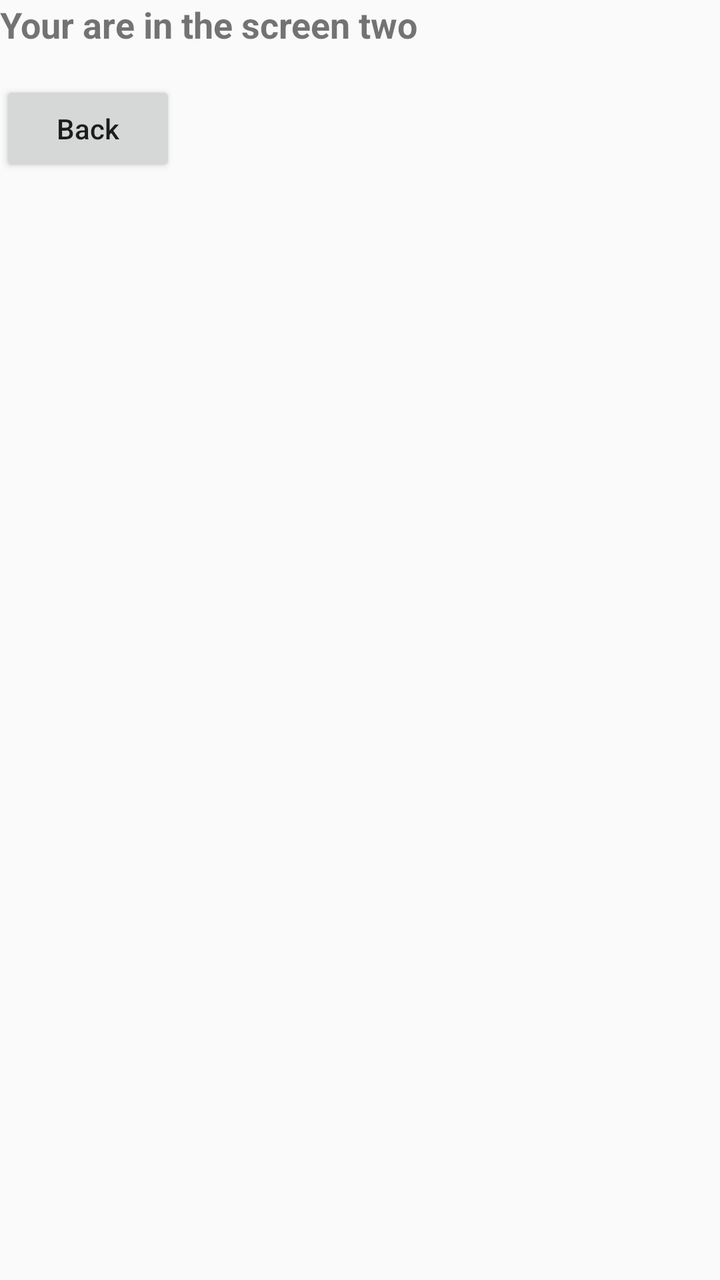
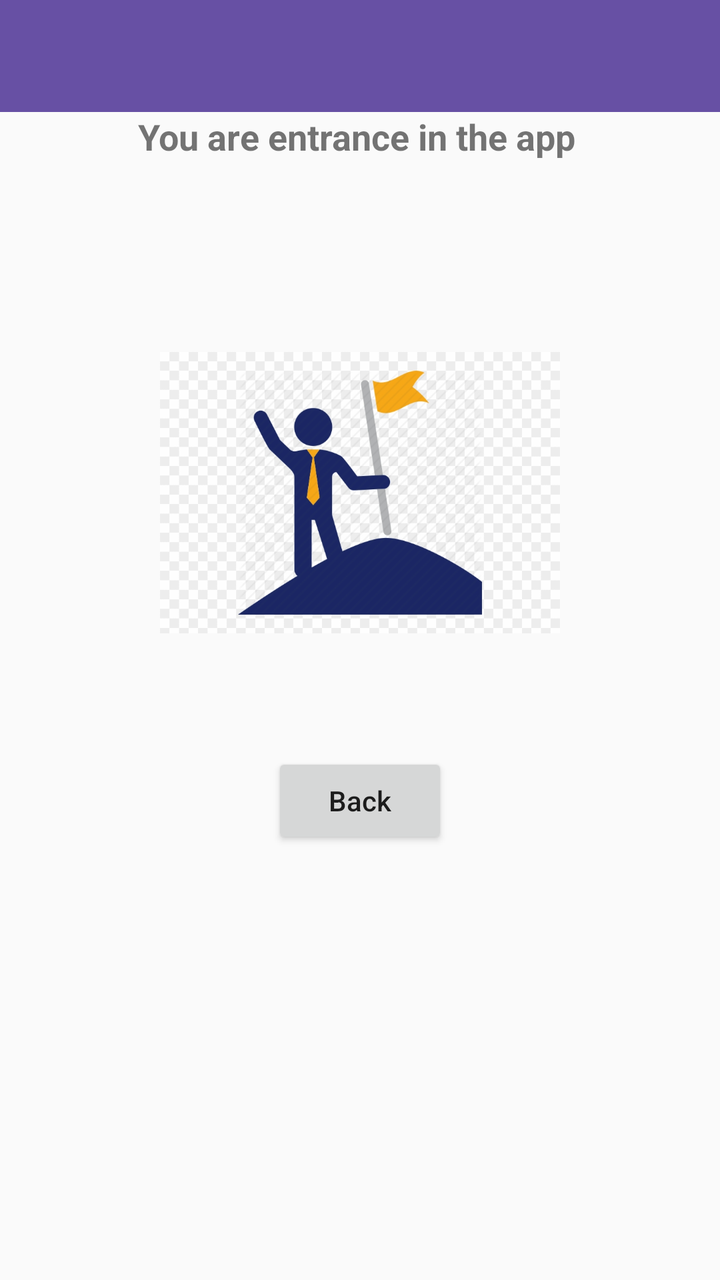

Before-and-after screenshots of an Android layout around one commit, followed by the original layout XML and the change that was made.
<!-- AndroidManifest.xml: application theme Theme.Application_1 -->
<!-- res/layout/second_activity.xml -->
<?xml version="1.0" encoding="utf-8"?>
<LinearLayout xmlns:android="http://schemas.android.com/apk/res/android"
    android:orientation="vertical"
    android:layout_width="match_parent"
    android:layout_height="match_parent">

    <TextView
        android:id="@+id/textView"
        android:layout_width="222dp"
        android:layout_height="wrap_content"
        android:layout_marginBottom="16dp"
        android:text="@string/label_screen_2"
        android:textSize="18sp"
        android:textStyle="bold" />

    <Button
        android:id="@+id/button"
        android:layout_width="wrap_content"
        android:layout_height="wrap_content"
        android:text="@string/back_button_label"
        android:textAllCaps="false"
        />
</LinearLayout>
<!-- resources referenced by this layout -->
<resources>
  <string name="back_button_label">Back</string>
  <string name="label_screen_2">Your are in the screen two</string>
  <style name="Theme.Application_1" parent="Theme.AppCompat.Light.DarkActionBar" />
</resources>

<!-- the commit's change to res/layout/second_activity.xml (unified diff, before → after) -->
@@ -3,6 +3,14 @@
     android:orientation="vertical"
     android:layout_width="match_parent"
     android:layout_height="match_parent">
+
+    <androidx.appcompat.widget.Toolbar
+        android:id="@+id/toolbar"
+        android:layout_width="match_parent"
+        android:layout_height="?attr/actionBarSize"
+        android:background="#FF6750A4"
+        android:theme="@style/ThemeOverlay.AppCompat.Dark.ActionBar" />
+
 
     <TextView
         android:id="@+id/textView"
@@ -11,7 +19,19 @@
         android:layout_marginBottom="16dp"
         android:text="@string/label_screen_2"
         android:textSize="18sp"
-        android:textStyle="bold" />
+        android:textStyle="bold"
+        android:layout_gravity="center"
+        />
+
+    <ImageView
+        android:id="@+id/successImage"
+        android:layout_width="200dp"
+        android:layout_height="200dp"
+        android:layout_gravity="center"
+        android:layout_marginTop="50dp"
+        android:layout_marginBottom="30dp"
+        android:src="@drawable/success_icon"
+    android:contentDescription="Successfully logged in" />
 
     <Button
         android:id="@+id/button"
@@ -19,5 +39,6 @@
         android:layout_height="wrap_content"
         android:text="@string/back_button_label"
         android:textAllCaps="false"
+        android:layout_gravity="center"
         />
 </LinearLayout>
<!-- resource entries referenced after the edit -->
@@ -1,7 +1,8 @@
 <!-- resources referenced by this layout -->
 <resources>
+  <!-- drawable success_icon: png bitmap (drawable, 155057 bytes) -->
   <string name="back_button_label">Back</string>
-  <string name="label_screen_2">Your are in the screen two</string>
+  <string name="label_screen_2">You are entrance in the app</string>
   <style name="Theme.Application_1" parent="Theme.AppCompat.Light.DarkActionBar" />
 </resources>
 
